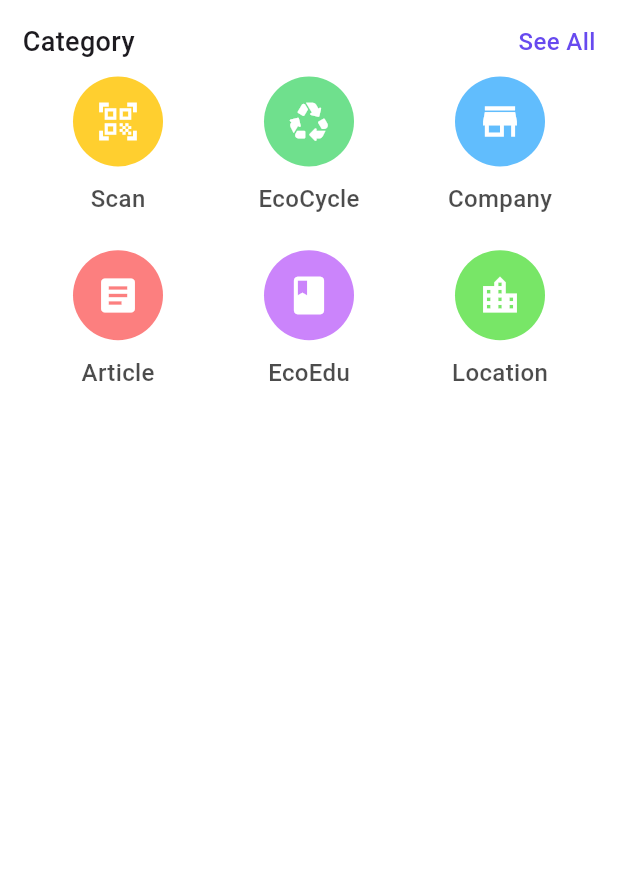
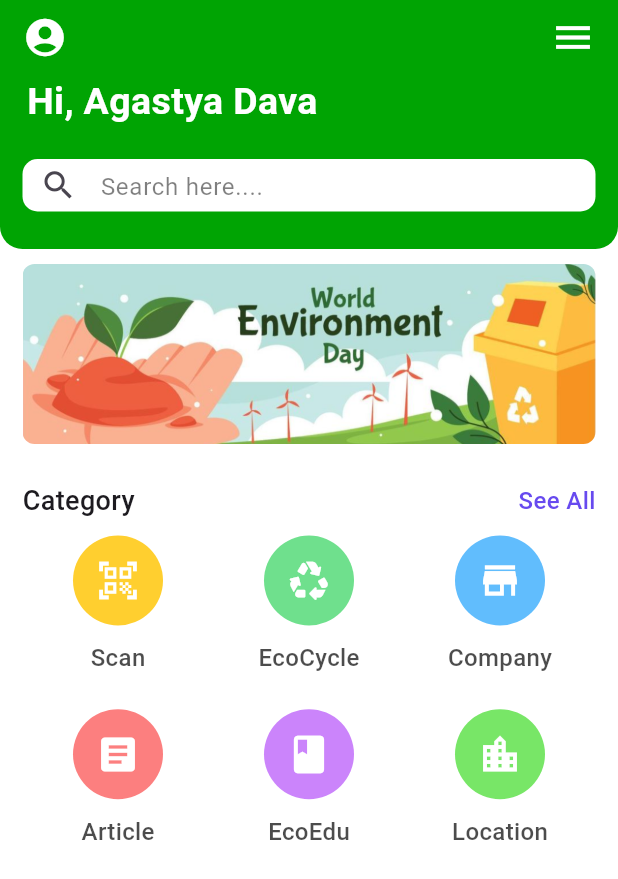
Before and after one commit to agstydva/dpbo, a Flutter app: the screen it shows after launch, after a tap on "Get Start", on a phone screen of 412 x 824 dp. Shown: the top 879 px of the screen. Run offline on Flutter 3.47's test engine with Material 3 defaults, Android fonts, the light colour scheme and no system bars.

```diff
--- a/my_app/lib/screens/home_screen.dart
+++ b/my_app/lib/screens/home_screen.dart
@@ -28,13 +28,81 @@
   Icon(Icons.location_city, color: Colors.white, size: 30),
 ];
 
+
   @override
   Widget build(BuildContext context) {
     return Scaffold(
       body: ListView(
         children: [
-        // Header & Banner
-        Container(/* ... */),
+          // Header
+          Container(
+            padding: EdgeInsets.only(top: 10, left: 15, right: 15, bottom: 5),
+            decoration: BoxDecoration(
+              color: Color.fromARGB(255, 0, 164, 3),
+              borderRadius: BorderRadius.only(
+                bottomLeft: Radius.circular(15),
+                bottomRight: Radius.circular(15),
+              ),
+            ),
+            child: Column(
+              crossAxisAlignment: CrossAxisAlignment.start,
+              children: [
+                Row(
+                  mainAxisAlignment: MainAxisAlignment.spaceBetween,
+                  children: [
+                    Icon(Icons.account_circle_rounded,
+                        size: 30, color: Colors.white),
+                    Icon(Icons.menu, size: 30, color: Colors.white),
+                  ],
+                ),
+                SizedBox(height: 10),
+                Padding(
+                  padding: EdgeInsets.only(left: 3, bottom: 15),
+                  child: Text(
+                    "Hi, Agastya Dava",
+                    style: TextStyle(
+                      fontSize: 25,
+                      fontWeight: FontWeight.w600,
+                      color: Colors.white,
+                    ),
+                  ),
+                ),
+                Container(
+                  margin: EdgeInsets.only(top: 5, bottom: 20),
+                  width: MediaQuery.of(context).size.width,
+                  height: 35,
+                  alignment: Alignment.center,
+                  decoration: BoxDecoration(
+                    color: Colors.white,
+                    borderRadius: BorderRadius.circular(10),
+                  ),
+                  child: TextFormField(
+                    decoration: InputDecoration(
+                      border: InputBorder.none,
+                      hintText: "Search here....",
+                      hintStyle: TextStyle(
+                        color: Colors.black.withOpacity(0.5),
+                      ),
+                      prefixIcon: Icon(Icons.search, size: 25),
+                    ),
+                  ),
+                ),
+              ],
+            ),
+          ),
+          // Banner
+          Padding(
+            padding: EdgeInsets.symmetric(vertical: 10, horizontal: 15),
+            child: ClipRRect(
+              borderRadius: BorderRadius.circular(8),
+              child: Image.asset(
+                'images/banner1.png',
+                fit: BoxFit.cover,
+                width: MediaQuery.of(context).size.width,
+                height: 120,
+              ),
+            ),
+          ),
           Padding(
           padding: EdgeInsets.all(15),
           child: Column(
@@ -102,3 +170,4 @@
       ),
     );
   }
+}
```
Lines whose indentation alone changed are shown as unchanged.
